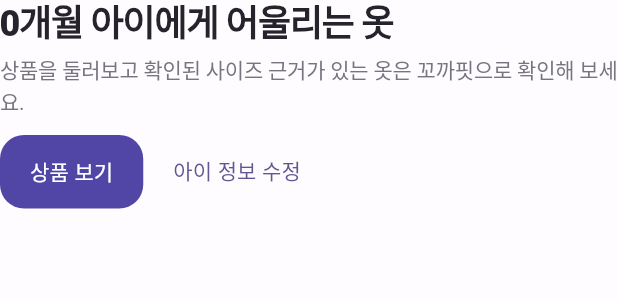
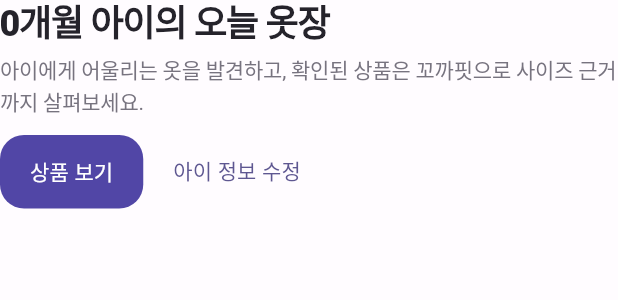
Before and after one commit to chachazip-prog/kkokkapick, a Flutter app: the _HomeIntro widget shown alone on an empty page, opened directly with empty values, on a phone screen of 412 x 824 dp. Shown: the top 300 px of the screen. Run offline on Flutter 3.47's test engine with Material 3 defaults, Android fonts, the phone set to English and light mode, and no system bars; our stand-ins replace flutter_secure_storage, shared_preferences; accounts and stored records are empty; network calls fail.

Commit message:
Apply lavender editorial hierarchy to core mobile surfaces

```diff
--- a/flutter/lib/main.dart
+++ b/flutter/lib/main.dart
@@ -336,13 +336,13 @@ class _CatalogScreenState extends State<CatalogScreen>{
     return Scaffold(
       floatingActionButton:null,
       bottomNavigationBar:NavigationBar(selectedIndex:_navIndex,onDestinationSelected:(i)=>setState((){_navIndex=i;if(i==0||i==1)_favoritesOnly=false;if(i==2)_favoritesOnly=true;}),destinations:const [NavigationDestination(icon:Icon(Icons.home_outlined),selectedIcon:Icon(Icons.home),label:'홈'),NavigationDestination(icon:Icon(Icons.search),label:'찾기'),NavigationDestination(icon:Icon(Icons.favorite_border),selectedIcon:Icon(Icons.favorite),label:'찜'),NavigationDestination(icon:Icon(Icons.person_outline),selectedIcon:Icon(Icons.person),label:'마이')]),
-      appBar:AppBar(title:const KkokkapickBrandMark(compact:true),actions:[IconButton(tooltip:'아이 정보',onPressed:_editProfile,icon:Icon(_profile==null?Icons.child_care_outlined:Icons.child_care)),IconButton(onPressed:()=>setState(()=>_favoritesOnly=!_favoritesOnly),icon:Icon(_favoritesOnly?Icons.favorite:Icons.favorite_border))]),
+      appBar:AppBar(title:const KkokkapickBrandMark(compact:true),actions:[IconButton(tooltip:'아이 정보',onPressed:_editProfile,icon:Icon(_profile==null?Icons.face_outlined:Icons.face)),IconButton(onPressed:()=>setState(()=>_favoritesOnly=!_favoritesOnly),icon:Icon(_favoritesOnly?Icons.favorite:Icons.favorite_border))]),
       body:_navIndex==3?_MyPage(profile:_profile,sessionState:_sessionState,onEditProfile:_editProfile,onAccountSync:_showAccountSyncInfo,onPrivacyData:_showPrivacyData,onSignOut:_signedIn?_signOut:null):_loading?const KkokkapickLaunchSurface():_error!=null?_ErrorView(onRetry:_load):RefreshIndicator(onRefresh:_load,child:CustomScrollView(slivers:[
         if(_campaigns.isNotEmpty&&_navIndex==0)SliverToBoxAdapter(child:Padding(padding:const EdgeInsets.fromLTRB(16,12,16,0),child:_SponsoredSection(campaigns:_campaigns.take(3).toList(),onTap:_openCampaign))),
         SliverToBoxAdapter(child:Padding(padding:const EdgeInsets.all(16),child:Column(children:[
           if(_navIndex==0)...[
             _HomeIntro(profile:_profile,onProfile:onEditProfileProxy,onExplore:()=>setState(()=>_navIndex=1)),
-            const SizedBox(height:20),
+            const SizedBox(height:18),
             _CategoryShortcuts(categories:categories,onSelected:(v)=>setState((){_category=v;_navIndex=1;})),
             if(items.isNotEmpty)...[const SizedBox(height:24),SwipePickDeck(products:items.take(8).toList(),favoriteIds:_favoriteIds,onFavorite:(id)=>_toggleFavorite(id),onTap:(p)=>coordinatedModal(context:context,coordinator:_overlays,builder:(_)=>_ProductDetail(p,profile:_profile,onPriceAlertChanged:_signedIn?(productId,target)=>_session.setPriceAlert(productId,target):null)))],
             if(_products.any((p)=>p.fitStatus=='verified'))...[
@@ -400,8 +400,8 @@ class _ProductCard extends StatelessWidget{
   final CatalogProduct product;final bool favorite;final VoidCallback onFavorite,onTap;
   String _won(int? n)=>n==null?'가격 확인':'${n.toString().replaceAllMapped(RegExp(r'\B(?=(\d{3})+(?!\d))'),(m)=>',')}원';
   @override Widget build(BuildContext context)=>InkWell(onTap:onTap,borderRadius:BorderRadius.circular(16),child:Column(crossAxisAlignment:CrossAxisAlignment.start,children:[
-    Expanded(child:Stack(fit:StackFit.expand,children:[ClipRRect(borderRadius:BorderRadius.circular(16),child:ProductImage(url:product.imageUrl)),Positioned(right:6,top:6,child:IconButton.filledTonal(onPressed:onFavorite,icon:Icon(favorite?Icons.favorite:Icons.favorite_border),visualDensity:VisualDensity.compact))])),
-    const SizedBox(height:8),Row(children:[Expanded(child:Text(product.brand??product.merchant,maxLines:1,overflow:TextOverflow.ellipsis,style:const TextStyle(fontSize:12,fontWeight:FontWeight.bold,color:KkokkapickTheme.muted))),if(product.fitStatus=='verified')const Padding(padding:EdgeInsets.only(left:4),child:Icon(Icons.straighten,size:15,color:KkokkapickTheme.coral))]),Text(product.displayName,maxLines:2,overflow:TextOverflow.ellipsis,style:const TextStyle(height:1.25,fontSize:14)),const SizedBox(height:5),Text(_won(product.minPrice),style:const TextStyle(fontSize:16,fontWeight:FontWeight.w900)),const SizedBox(height:4),Row(children:[MerchantMark(name:product.merchant),if(product.offerCount>1)...[const SizedBox(width:5),Expanded(child:Text('${product.offerCount}개 판매처',maxLines:1,overflow:TextOverflow.ellipsis,style:Theme.of(context).textTheme.bodySmall))],if(product.fitStatus=='verified')const Padding(padding:EdgeInsets.only(left:5),child:Text('꼬까핏',style:TextStyle(fontSize:10,fontWeight:FontWeight.w800,color:KkokkapickTheme.coral)))])
+    Expanded(child:Stack(fit:StackFit.expand,children:[ClipRRect(borderRadius:BorderRadius.circular(16),child:ProductImage(url:product.imageUrl)),Positioned(right:8,top:8,child:IconButton.filledTonal(onPressed:onFavorite,icon:Icon(favorite?Icons.favorite:Icons.favorite_border),visualDensity:VisualDensity.compact,style:IconButton.styleFrom(backgroundColor:Colors.white.withValues(alpha:.92),foregroundColor:KkokkapickTheme.lavenderDeep)))])),
+    const SizedBox(height:8),Row(children:[Expanded(child:Text(product.brand??product.merchant,maxLines:1,overflow:TextOverflow.ellipsis,style:const TextStyle(fontSize:12,fontWeight:FontWeight.bold,color:KkokkapickTheme.muted))),if(product.fitStatus=='verified')const Padding(padding:EdgeInsets.only(left:4),child:Icon(Icons.straighten,size:15,color:KkokkapickTheme.lavender))]),Text(product.displayName,maxLines:2,overflow:TextOverflow.ellipsis,style:const TextStyle(height:1.25,fontSize:14)),const SizedBox(height:5),Text(_won(product.minPrice),style:const TextStyle(fontSize:16,fontWeight:FontWeight.w900)),const SizedBox(height:4),Row(children:[MerchantMark(name:product.merchant),if(product.offerCount>1)...[const SizedBox(width:5),Expanded(child:Text('${product.offerCount}개 판매처',maxLines:1,overflow:TextOverflow.ellipsis,style:Theme.of(context).textTheme.bodySmall))],if(product.fitStatus=='verified')const Padding(padding:EdgeInsets.only(left:5),child:Text('꼬까핏',style:TextStyle(fontSize:10,fontWeight:FontWeight.w800,color:KkokkapickTheme.lavenderDeep)))])
   ]));
 }
 
@@ -507,8 +507,8 @@ class _HomeIntro extends StatelessWidget{
   const _HomeIntro({required this.profile,required this.onProfile,required this.onExplore});
   final ChildProfile? profile; final VoidCallback onProfile,onExplore;
   @override Widget build(BuildContext context)=>Column(crossAxisAlignment:CrossAxisAlignment.start,children:[
-    Text(profile==null?'아기옷, 한곳에서 골라보세요':'${profile!.months}개월 아이에게 어울리는 옷',style:Theme.of(context).textTheme.headlineSmall?.copyWith(fontWeight:FontWeight.w800)),
-    const SizedBox(height:6),Text(profile==null?'여러 판매처의 상품을 비교하고 필요한 경우 사이즈 근거도 확인할 수 있어요.':'상품을 둘러보고 확인된 사이즈 근거가 있는 옷은 꼬까핏으로 확인해 보세요.',style:const TextStyle(color:KkokkapickTheme.muted,height:1.4)),
+    Text(profile==null?'오늘의 작은 옷장을 열어볼까요?':'${profile!.months}개월 아이의 오늘 옷장',style:Theme.of(context).textTheme.headlineSmall?.copyWith(fontWeight:FontWeight.w800)),
+    const SizedBox(height:6),Text(profile==null?'마음에 드는 아기옷을 발견하고, 확인된 상품은 꼬까핏으로 사이즈 근거까지 살펴보세요.':'아이에게 어울리는 옷을 발견하고, 확인된 상품은 꼬까핏으로 사이즈 근거까지 살펴보세요.',style:const TextStyle(color:KkokkapickTheme.muted,height:1.4)),
     const SizedBox(height:12),Wrap(spacing:8,runSpacing:8,children:[FilledButton(onPressed:onExplore,child:const Text('상품 보기')),TextButton(onPressed:onProfile,child:Text(profile==null?'아이 정보 등록':'아이 정보 수정'))])
   ]);
 }
```
